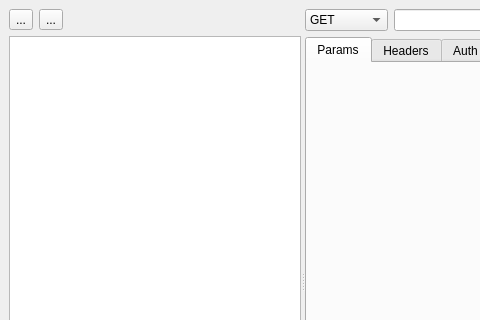
the-sumeet/qtcurl, file main_window.ui: the form before one commit; both pictures show x 0 to 480 and y 0 to 320 of the 953 by 583 pixel window.
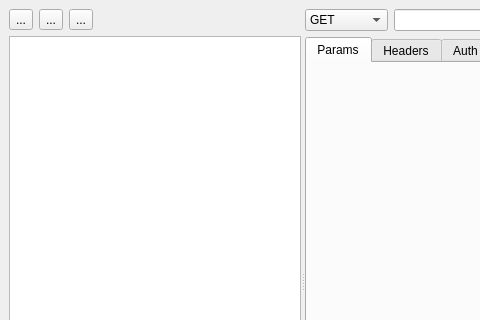
The form after the commit.

Diff of the .ui file:
```diff
--- a/main_window.ui
+++ b/main_window.ui
@@ -20,7 +20,7 @@
       <property name="orientation">
        <enum>Qt::Horizontal</enum>
       </property>
-      <widget class="QWidget" name="">
+      <widget class="QWidget" name="layoutWidget">
        <layout class="QVBoxLayout" name="verticalLayout_3">
         <item>
          <layout class="QHBoxLayout" name="horizontalLayout_4">
@@ -38,6 +38,13 @@
             </property>
            </widget>
           </item>
+          <item>
+           <widget class="QToolButton" name="go_up">
+            <property name="text">
+             <string>...</string>
+            </property>
+           </widget>
+          </item>
           <item>
            <spacer name="horizontalSpacer">
             <property name="orientation">
```
Left out of the diff: 2 changed lines with no effect on the pictures.
